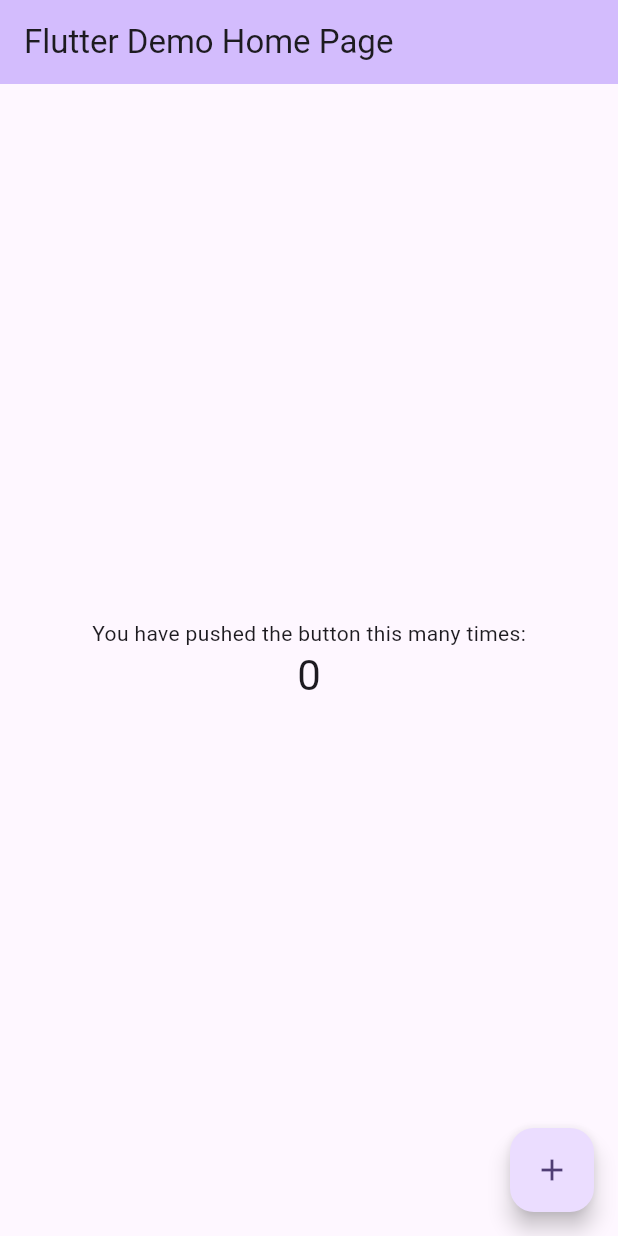
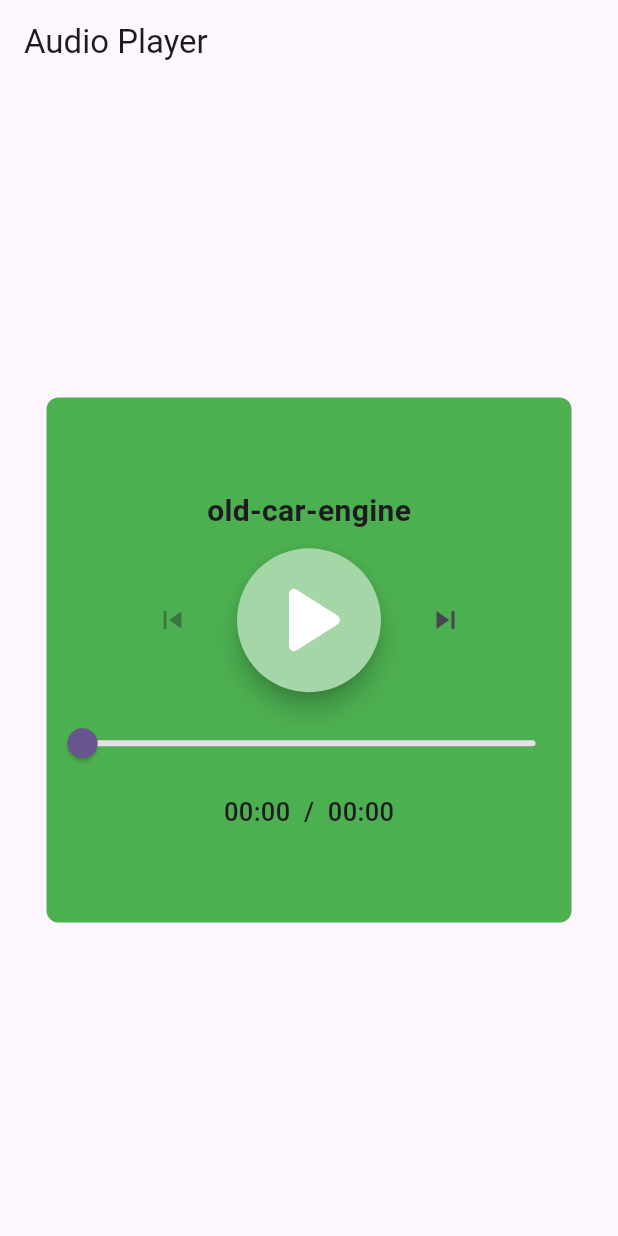
Before and after one commit to SalmaW/ECTD_level_2, a Flutter app: the screen it shows after launch, on a phone screen of 412 x 824 dp. Run offline on Flutter 3.47's test engine with Material 3 defaults, Android fonts, the light colour scheme and no system bars; our stand-ins replace assets_audio_player.

Commit message:
Day1 Task

```diff
--- /dev/null
+++ b/lib/day001/pages/home.dart
@@ -0,0 +1,160 @@
+import 'package:assets_audio_player/assets_audio_player.dart';
+import 'package:flutter/material.dart';
+
+class HomePage extends StatefulWidget {
+  const HomePage({super.key});
+
+  @override
+  State<HomePage> createState() => _HomePageState();
+}
+
+class _HomePageState extends State<HomePage> {
+  final assetsAudioPlayer = AssetsAudioPlayer();
+
+  @override
+  void initState() {
+    initPlayer();
+    super.initState();
+  }
+
+  void initPlayer() async {
+    await assetsAudioPlayer.open(
+        autoStart: false,
+        loopMode: LoopMode.playlist,
+        Playlist(
+          audios: [
+            Audio(
+                metas: Metas(title: "old-car-engine"),
+                "assets/old-car-engine_daniel_simion.mp3"),
+            Audio(
+                metas: Metas(title: "flock-of-seagulls"),
+                "assets/flock-of-seagulls_daniel-simion.mp3"),
+            Audio(
+                metas: Metas(title: "sawing-wood"),
+                "assets/sawing-wood-daniel_simon.mp3"),
+          ],
+        ));
+    setState(() {});
+  }
+
+  @override
+  Widget build(BuildContext context) {
+    return Scaffold(
+      appBar: AppBar(
+        title: const Text("Audio Player"),
+      ),
+      body: Center(
+        child: StreamBuilder(
+          stream: assetsAudioPlayer.realtimePlayingInfos,
+          builder: (context, snapShots) {
+            if (snapShots.connectionState == ConnectionState.waiting) {
+              return const Center(
+                child: CircularProgressIndicator(),
+              );
+            }
+            return Column(
+              mainAxisAlignment: MainAxisAlignment.center,
+              children: [
+                Container(
+                  height: 350,
+                  width: 350,
+                  decoration: BoxDecoration(
+                    borderRadius: BorderRadius.circular(8),
+                    color: Colors.green,
+                  ),
+                  child: Center(
+                    child: Column(
+                      mainAxisAlignment: MainAxisAlignment.center,
+                      children: [
+                        Text(
+                          assetsAudioPlayer.getCurrentAudioTitle == ''
+                              ? "Song's name"
+                              : assetsAudioPlayer.getCurrentAudioTitle,
+                          style: const TextStyle(
+                              fontSize: 20, fontWeight: FontWeight.bold),
+                        ),
+                        const SizedBox(height: 10),
+                        Padding(
+                          padding: const EdgeInsets.symmetric(horizontal: 60.0),
+                          child: Row(
+                            mainAxisAlignment: MainAxisAlignment.spaceBetween,
+                            children: [
+                              IconButton(
+                                  onPressed: snapShots.data?.current?.index == 0
+                                      ? null
+                                      : () {
+                                          assetsAudioPlayer.previous();
+                                        },
+                                  icon: const Icon(Icons.skip_previous)),
+                              getButtonWidget,
+                              IconButton(
+                                  onPressed: snapShots.data?.current?.index ==
+                                          assetsAudioPlayer
+                                                  .playlist!.audios.length -
+                                              1
+                                      ? null
+                                      : () {
+                                          assetsAudioPlayer.next();
+                                        },
+                                  icon: const Icon(Icons.skip_next)),
+                            ],
+                          ),
+                        ),
+                        const SizedBox(height: 10),
+                        Slider(
+                          value: snapShots.data?.currentPosition.inSeconds
+                                  .toDouble() ??
+                              0.0,
+                          max: snapShots.data?.duration.inSeconds.toDouble() ??
+                              0,
+                          min: 0,
+                          onChanged: (value) {
+                            assetsAudioPlayer
+                                .seek(Duration(seconds: value.toInt()));
+                          },
+                        ),
+                        const SizedBox(height: 10),
+                        Text(
+                          "${convertSeconds(snapShots.data?.currentPosition.inSeconds ?? 0)}  /  ${convertSeconds(snapShots.data?.duration.inSeconds ?? 0)}",
+                          style: const TextStyle(
+                              fontSize: 17, fontWeight: FontWeight.w500),
+                        ),
+                      ],
+                    ),
+                  ),
+                ),
+              ],
+            );
+          },
+        ),
+      ),
+    );
+  }
+
+  Widget get getButtonWidget =>
+      assetsAudioPlayer.builderIsPlaying(builder: (context, isPlaying) {
+        return FloatingActionButton.large(
+          backgroundColor: Colors.green.shade200,
+          onPressed: () async {
+            if (isPlaying) {
+              assetsAudioPlayer.pause();
+            } else {
+              assetsAudioPlayer.play();
+            }
+            setState(() {});
+          },
+          shape: const CircleBorder(),
+          child: Icon(
+            isPlaying ? Icons.pause : Icons.play_arrow_rounded,
+            size: 80,
+            color: Colors.white,
+          ),
+        );
+      });
+
+  String convertSeconds(int seconds) {
+    String minutes = (seconds ~/ 60).toString();
+    String secondsEx = (seconds % 60).toString();
+    return "${minutes.padLeft(2, '0')}:${secondsEx.padLeft(2, '0')}";
+  }
+}
--- a/lib/main.dart
+++ b/lib/main.dart
@@ -1,3 +1,4 @@
+import 'package:ectd2/day001/pages/home.dart';
 import 'package:flutter/material.dart';
 
 void main() {
@@ -7,119 +8,15 @@
 class MyApp extends StatelessWidget {
   const MyApp({super.key});
 
-  // This widget is the root of your application.
   @override
   Widget build(BuildContext context) {
     return MaterialApp(
-      title: 'Flutter Demo',
+      debugShowCheckedModeBanner: false,
       theme: ThemeData(
-        // This is the theme of your application.
-        //
-        // TRY THIS: Try running your application with "flutter run". You'll see
-        // the application has a purple toolbar. Then, without quitting the app,
-        // try changing the seedColor in the colorScheme below to Colors.green
-        // and then invoke "hot reload" (save your changes or press the "hot
-        // reload" button in a Flutter-supported IDE, or press "r" if you used
-        // the command line to start the app).
-        //
-        // Notice that the counter didn't reset back to zero; the application
-        // state is not lost during the reload. To reset the state, use hot
-        // restart instead.
-        //
-        // This works for code too, not just values: Most code changes can be
-        // tested with just a hot reload.
         colorScheme: ColorScheme.fromSeed(seedColor: Colors.deepPurple),
         useMaterial3: true,
       ),
-      home: const MyHomePage(title: 'Flutter Demo Home Page'),
+      home: const HomePage(),
     );
   }
 }
-
-class MyHomePage extends StatefulWidget {
-  const MyHomePage({super.key, required this.title});
-
-  // This widget is the home page of your application. It is stateful, meaning
-  // that it has a State object (defined below) that contains fields that affect
-  // how it looks.
-
-  // This class is the configuration for the state. It holds the values (in this
-  // case the title) provided by the parent (in this case the App widget) and
-  // used by the build method of the State. Fields in a Widget subclass are
-  // always marked "final".
-
-  final String title;
-
-  @override
-  State<MyHomePage> createState() => _MyHomePageState();
-}
-
-class _MyHomePageState extends State<MyHomePage> {
-  int _counter = 0;
-
-  void _incrementCounter() {
-    setState(() {
-      // This call to setState tells the Flutter framework that something has
-      // changed in this State, which causes it to rerun the build method below
-      // so that the display can reflect the updated values. If we changed
-      // _counter without calling setState(), then the build method would not be
-      // called again, and so nothing would appear to happen.
-      _counter++;
-    });
-  }
-
-  @override
-  Widget build(BuildContext context) {
-    // This method is rerun every time setState is called, for instance as done
-    // by the _incrementCounter method above.
-    //
-    // The Flutter framework has been optimized to make rerunning build methods
-    // fast, so that you can just rebuild anything that needs updating rather
-    // than having to individually change instances of widgets.
-    return Scaffold(
-      appBar: AppBar(
-        // TRY THIS: Try changing the color here to a specific color (to
-        // Colors.amber, perhaps?) and trigger a hot reload to see the AppBar
-        // change color while the other colors stay the same.
-        backgroundColor: Theme.of(context).colorScheme.inversePrimary,
-        // Here we take the value from the MyHomePage object that was created by
-        // the App.build method, and use it to set our appbar title.
-        title: Text(widget.title),
-      ),
-      body: Center(
-        // Center is a layout widget. It takes a single child and positions it
-        // in the middle of the parent.
-        child: Column(
-          // Column is also a layout widget. It takes a list of children and
-          // arranges them vertically. By default, it sizes itself to fit its
-          // children horizontally, and tries to be as tall as its parent.
-          //
-          // Column has various properties to control how it sizes itself and
-          // how it positions its children. Here we use mainAxisAlignment to
-          // center the children vertically; the main axis here is the vertical
-          // axis because Columns are vertical (the cross axis would be
-          // horizontal).
-          //
-          // TRY THIS: Invoke "debug painting" (choose the "Toggle Debug Paint"
-          // action in the IDE, or press "p" in the console), to see the
-          // wireframe for each widget.
-          mainAxisAlignment: MainAxisAlignment.center,
-          children: <Widget>[
-            const Text(
-              'You have pushed the button this many times:',
-            ),
-            Text(
-              '$_counter',
-              style: Theme.of(context).textTheme.headlineMedium,
-            ),
-          ],
-        ),
-      ),
-      floatingActionButton: FloatingActionButton(
-        onPressed: _incrementCounter,
-        tooltip: 'Increment',
-        child: const Icon(Icons.add),
-      ), // This trailing comma makes auto-formatting nicer for build methods.
-    );
-  }
-}
--- a/pubspec.yaml
+++ b/pubspec.yaml
@@ -35,6 +35,7 @@ dependencies:
   # The following adds the Cupertino Icons font to your application.
   # Use with the CupertinoIcons class for iOS style icons.
   cupertino_icons: ^1.0.6
+  assets_audio_player: ^3.1.1
 
 dev_dependencies:
   flutter_test:
@@ -59,9 +60,8 @@ flutter:
   uses-material-design: true
 
   # To add assets to your application, add an assets section, like this:
-  # assets:
-  #   - images/a_dot_burr.jpeg
-  #   - images/a_dot_ham.jpeg
+  assets:
+    - assets/
 
   # An image asset can refer to one or more resolution-specific "variants", see
   # https://flutter.dev/assets-and-images/#resolution-aware
```
Also changed, not shown: pubspec.lock, 5 other files.
